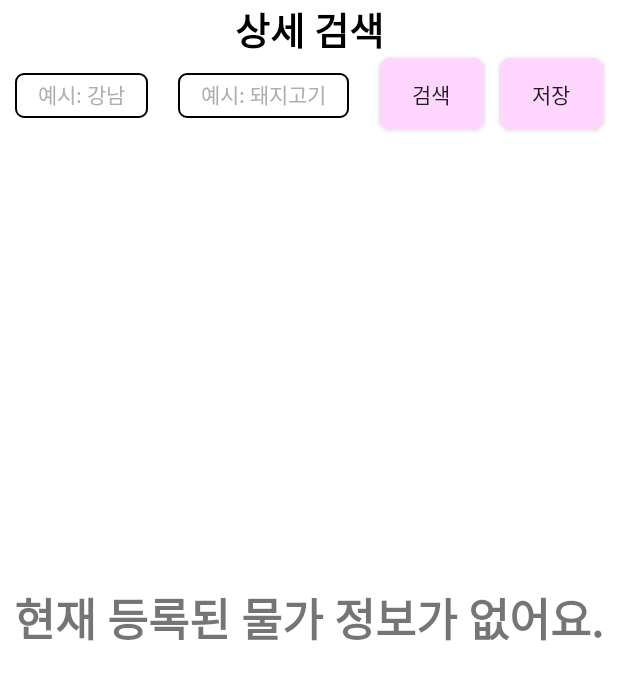
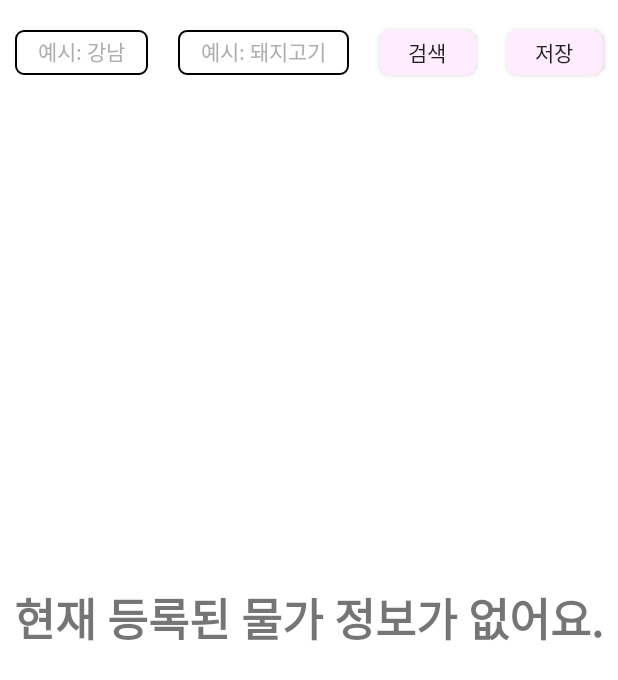
Before and after one commit to koSim97/mulgaTalkTalk_public, an Android app: the layout fragment_search.xml on its own in the app's theme, with its tools: preview values and no code run, on a phone screen of 412 x 824 dp. Shown: the top 680 px of the screen. Run offline under Robolectric (Android 15) with nearby library versions, the phone set to English and light mode, and no system bars; network calls fail.

Commit message:
[SIM] ui 수정

```diff
--- a/app/src/main/res/drawable-v24/bg_popup_btn.xml
+++ b/app/src/main/res/drawable-v24/bg_popup_btn.xml
@@ -1,7 +1,7 @@
 <?xml version="1.0" encoding="utf-8"?>
 <shape xmlns:android="http://schemas.android.com/apk/res/android">
 
-    <solid android:color="#FFD6FF" />
+    <solid android:color="@color/main_color" />
     <corners android:radius="8dp"/>
 
 </shape>
--- a/app/src/main/res/drawable-v24/bg_popup_btn2.xml
+++ b/app/src/main/res/drawable-v24/bg_popup_btn2.xml
@@ -1,6 +1,6 @@
 <?xml version="1.0" encoding="utf-8"?>
 <shape xmlns:android="http://schemas.android.com/apk/res/android">
 
-    <solid android:color="#DB8ED1" />
+    <solid android:color="@color/main_color" />
     <corners android:radius="8dp"/>
 </shape>
--- a/app/src/main/res/layout/fragment_search.xml
+++ b/app/src/main/res/layout/fragment_search.xml
@@ -15,69 +15,59 @@
         android:layout_height="match_parent"
         android:background="@color/white">
 
-        <TextView
-            android:id="@+id/textView"
-            android:layout_width="match_parent"
-            android:layout_height="wrap_content"
-            android:gravity="center"
-            android:text="@string/search_title"
-            android:textSize="25dp"
-            android:textColor="@color/black"
-            android:fontFamily="@font/roboto_bold"
-            app:layout_constraintStart_toStartOf="parent"
-            app:layout_constraintTop_toTopOf="parent" />
-
         <EditText
             android:id="@+id/et_region_search"
             android:layout_width="wrap_content"
             android:layout_height="30dp"
             android:layout_marginStart="10dp"
+            android:layout_marginTop="20dp"
             android:layout_marginEnd="10dp"
-            android:layout_marginTop="10dp"
-            android:padding="5dp"
+            android:background="@drawable/edit_box_shape"
             android:fontFamily="@font/roboto_regular"
             android:hint="   예시: 강남   "
             android:imeOptions="actionSearch"
             android:inputType="text"
             android:maxLength="2"
             android:maxLines="1"
+            android:padding="5dp"
             android:textColor="@color/black"
             android:textColorHint="#AEAEAE"
             android:textSize="14dp"
-            android:background="@drawable/edit_box_shape"
+            app:layout_constraintBottom_toBottomOf="@+id/et_product_search"
             app:layout_constraintEnd_toStartOf="@+id/et_product_search"
             app:layout_constraintHorizontal_bias="0.5"
-            app:layout_constraintStart_toStartOf="parent"
-            app:layout_constraintTop_toBottomOf="@+id/textView" />
+            app:layout_constraintStart_toStartOf="parent" />
 
         <EditText
             android:id="@+id/et_product_search"
             android:layout_width="wrap_content"
             android:layout_height="30dp"
             android:layout_marginStart="10dp"
+            android:layout_marginTop="20dp"
             android:layout_marginEnd="10dp"
-            android:layout_marginTop="10dp"
-            android:padding="5dp"
+            android:background="@drawable/edit_box_shape"
             android:fontFamily="@font/roboto_regular"
             android:hint="   예시: 돼지고기   "
             android:imeOptions="actionSearch"
             android:inputType="text"
             android:maxLength="8"
             android:maxLines="1"
+            android:padding="5dp"
             android:textColor="@color/black"
             android:textColorHint="#AEAEAE"
             android:textSize="14dp"
-            android:background="@drawable/edit_box_shape"
+            app:layout_constraintBottom_toBottomOf="@+id/search_btn"
             app:layout_constraintEnd_toStartOf="@+id/search_btn"
             app:layout_constraintHorizontal_bias="0.5"
-            app:layout_constraintStart_toEndOf="@+id/et_region_search"
-            app:layout_constraintTop_toBottomOf="@+id/textView" />
+            app:layout_constraintStart_toEndOf="@+id/et_region_search" />
 
         <Button
             android:id="@+id/search_btn"
             android:layout_width="0dp"
-            android:layout_height="wrap_content"
+            android:layout_height="30dp"
             android:layout_marginStart="10dp"
+            android:layout_marginTop="20dp"
+            android:layout_marginEnd="10dp"
             android:background="@drawable/btn_selector"
             android:fontFamily="@font/roboto_regular"
             android:onClick="@{()-> viewModel.clickSearchBtn(etRegionSearch.getText().toString(), etProductSearch.getText().toString())}"
@@ -85,13 +75,14 @@
             app:layout_constraintEnd_toStartOf="@+id/save_btn"
             app:layout_constraintHorizontal_bias="0.5"
             app:layout_constraintStart_toEndOf="@+id/et_product_search"
-            app:layout_constraintTop_toBottomOf="@+id/textView" />
+            app:layout_constraintTop_toTopOf="parent" />
 
         <Button
             android:id="@+id/save_btn"
             android:layout_width="0dp"
-            android:layout_height="wrap_content"
+            android:layout_height="30dp"
             android:layout_marginStart="10dp"
+            android:layout_marginTop="20dp"
             android:layout_marginEnd="10dp"
             android:background="@drawable/btn_selector"
             android:fontFamily="@font/roboto_regular"
@@ -100,7 +91,7 @@
             app:layout_constraintEnd_toEndOf="parent"
             app:layout_constraintHorizontal_bias="0.5"
             app:layout_constraintStart_toEndOf="@+id/search_btn"
-            app:layout_constraintTop_toBottomOf="@+id/textView" />
+            app:layout_constraintTop_toTopOf="parent" />
 
         <androidx.recyclerview.widget.RecyclerView
             android:id="@+id/search_rv"
```
Also changed, not shown: app/src/main/res/layout/fragment_favorite.xml (+2 -14 lines), app/src/main/res/layout/fragment_home.xml (+1 -14 lines).
